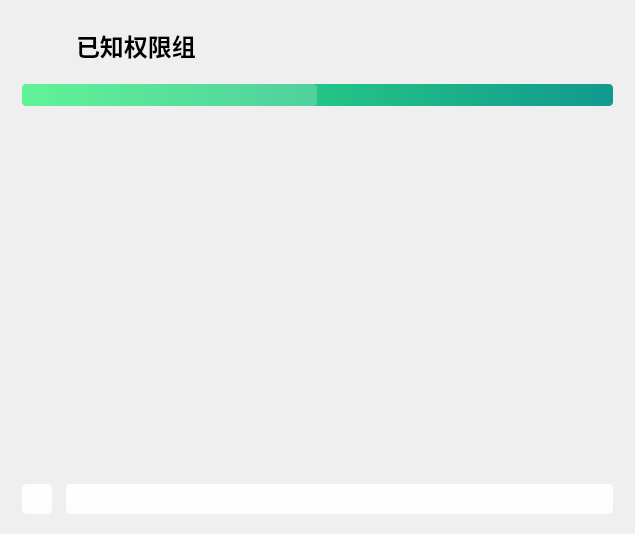
The window that QtAdb/sonPages/apps/sp_permissiongroups.ui (LapplandSP/QtAdb) describes before a commit, drawn with Qt 5.
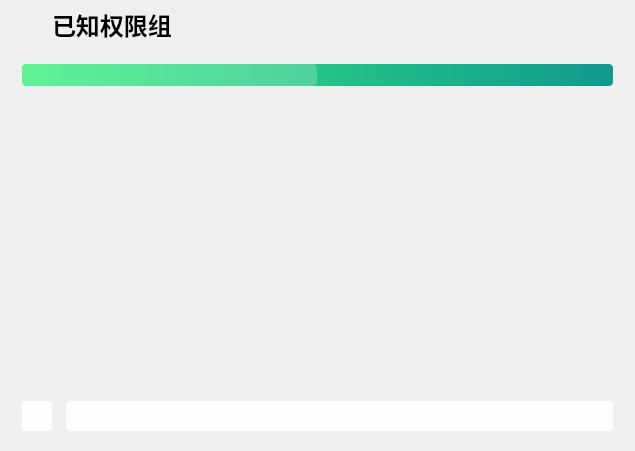
The same window after the commit. Icons and pictures are not drawn.

Patch:
```diff
--- a/QtAdb/sonPages/apps/sp_permissiongroups.ui
+++ b/QtAdb/sonPages/apps/sp_permissiongroups.ui
@@ -7,13 +7,16 @@
     <x>0</x>
     <y>0</y>
     <width>635</width>
-    <height>534</height>
+    <height>451</height>
    </rect>
   </property>
   <property name="windowTitle">
    <string>Form</string>
   </property>
   <layout class="QHBoxLayout" name="horizontalLayout_4">
+   <property name="topMargin">
+    <number>0</number>
+   </property>
    <item>
     <widget class="QWidget" name="widget" native="true">
      <property name="styleSheet">
@@ -25,6 +28,9 @@
       <property name="leftMargin">
        <number>11</number>
       </property>
+      <property name="topMargin">
+       <number>0</number>
+      </property>
       <property name="rightMargin">
        <number>11</number>
       </property>
@@ -36,22 +42,27 @@
         <item>
          <layout class="QHBoxLayout" name="horizontalLayout_2">
           <property name="spacing">
-           <number>14</number>
+           <number>0</number>
           </property>
           <item>
            <widget class="QLabel" name="icon">
             <property name="minimumSize">
              <size>
-              <width>40</width>
-              <height>40</height>
+              <width>30</width>
+              <height>30</height>
              </size>
             </property>
             <property name="maximumSize">
              <size>
-              <width>40</width>
-              <height>40</height>
+              <width>30</width>
+              <height>30</height>
              </size>
             </property>
+            <property name="font">
+             <font>
+              <family>MiSans Medium</family>
+             </font>
+            </property>
             <property name="styleSheet">
              <string notr="true">border-radius: 4px;
 border:0px solid #BDBDBD;
@@ -78,6 +89,7 @@
             </property>
             <property name="font">
              <font>
+              <family>MiSans Medium</family>
               <pointsize>18</pointsize>
               <bold>true</bold>
              </font>
@@ -127,9 +139,7 @@
            <bool>true</bool>
           </property>
           <property name="font">
-           <font>
-            <family>MiSans Medium</family>
-           </font>
+           <font/>
           </property>
          </widget>
         </item>
```
